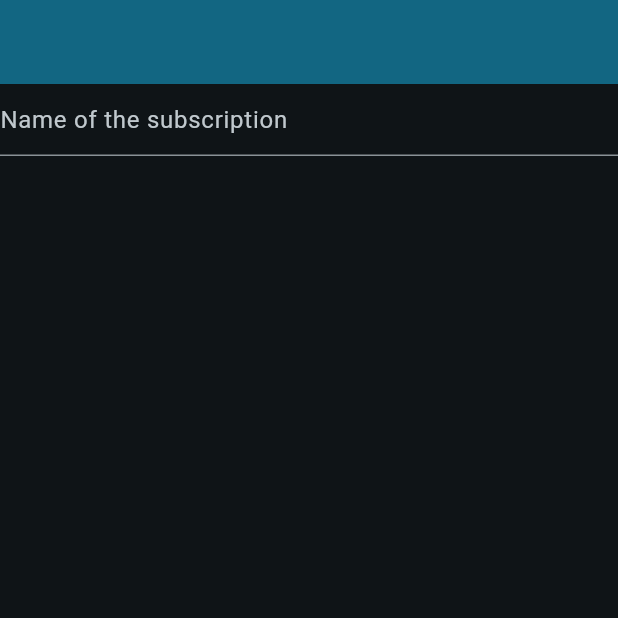
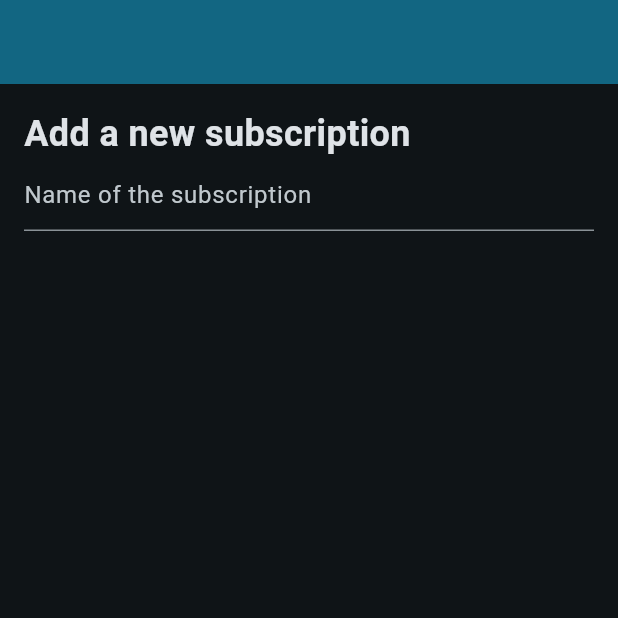
Before and after one commit to yenuGH/budget, a Flutter app: the AddPage screen opened by its route, on a phone screen of 412 x 824 dp, the top half of it. Run offline on Flutter 3.47's test engine with Material 3 defaults, Android fonts, the light colour scheme and no system bars; our stand-ins replace go_router.

Commit message:
extract some constants to be used globally

```diff
--- a/lib/pages/add_page/add_page.dart
+++ b/lib/pages/add_page/add_page.dart
@@ -1,4 +1,6 @@
 import 'package:flutter/material.dart';
+
+import '../../styles/constants.dart';
 
 class AddPage extends StatefulWidget {
   const AddPage({super.key});
@@ -14,10 +16,18 @@ class _AddPageState extends State<AddPage> {
       appBar: AppBar(
         backgroundColor: Theme.of(context).colorScheme.inversePrimary,
       ),
-      body: Column(
-        crossAxisAlignment: CrossAxisAlignment.center,
+      body: Container(
+        padding: PaddingStyles.pageContainerPadding,
+        child: Column(
+          crossAxisAlignment: CrossAxisAlignment.start,
           children: <Widget>[
+            const Text(
+              "Add a new subscription",
+              style: TextStyles.title,
+            ),
+
             TextFormField(
+              // subscription name
               decoration: const InputDecoration(
                 hintText: "Name of the subscription",
               ),
@@ -30,6 +40,7 @@ class _AddPageState extends State<AddPage> {
             ),
           ],
         ),
+      ),
     );
   }
 }
--- /dev/null
+++ b/lib/styles/constants.dart
@@ -0,0 +1,16 @@
+import 'package:flutter/material.dart';
+
+class PaddingStyles {
+  static const EdgeInsets pageContainerPadding = EdgeInsets.all(16);
+}
+
+class TextStyles {
+  static const TextStyle title = TextStyle(
+    fontSize: 24,
+    fontWeight: FontWeight.bold,
+  );
+
+  static const TextStyle body = TextStyle(
+    fontSize: 16,
+  );
+}
```
Lines whose indentation alone changed are shown as unchanged.
